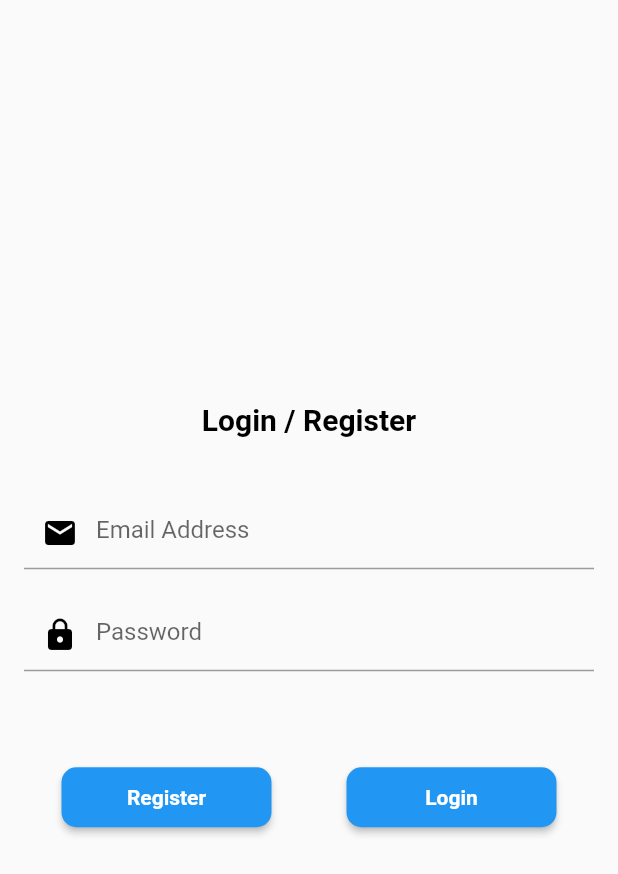
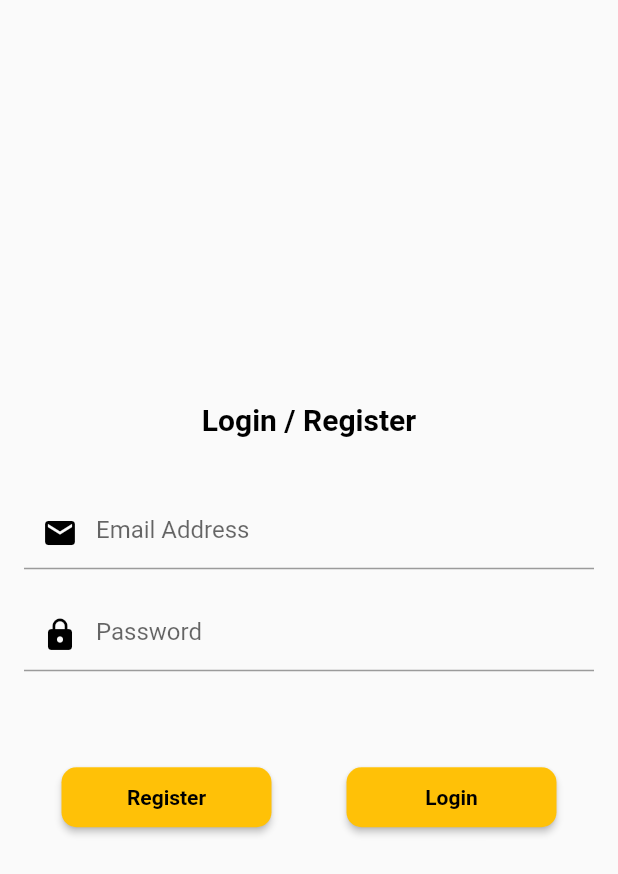
Before and after one commit to rahulkottikasala/flutter-githubapi, a Flutter app: the screen it shows after launch, on a phone screen of 412 x 824 dp. Shown: the top 874 px of the screen. Run offline on Flutter 3.47's test engine with Material 2 defaults, Android fonts, the phone set to English and light mode, and no system bars.

```diff
--- a/lib/modules/login_page.dart
+++ b/lib/modules/login_page.dart
@@ -9,6 +9,10 @@ class LoginPage extends StatefulWidget {
 }
 
 class _LoginPageState extends State<LoginPage> {
+
+
+
+
   @override
   Widget build(BuildContext context) {
     return Scaffold(
@@ -59,7 +63,7 @@ class _LoginPageState extends State<LoginPage> {
             ),
             Row(mainAxisAlignment: MainAxisAlignment.spaceAround, children: [
               RawMaterialButton(
-                fillColor: Colors.blue,
+                fillColor: Colors.amber,
                 constraints: BoxConstraints.tight(const Size(140, 40)),
                 shape: RoundedRectangleBorder(
                     borderRadius: BorderRadius.circular(10)),
@@ -70,11 +74,11 @@ class _LoginPageState extends State<LoginPage> {
                 child: const Text(
                   "Register",
                   style: TextStyle(
-                      color: Colors.white, fontWeight: FontWeight.bold),
+                      color: Colors.black, fontWeight: FontWeight.bold),
                 ),
               ),
               RawMaterialButton(
-                fillColor: Colors.blue,
+                fillColor: Colors.amber,
                 constraints: BoxConstraints.tight(const Size(140, 40)),
                 shape: RoundedRectangleBorder(
                     borderRadius: BorderRadius.circular(10)),
@@ -88,7 +92,7 @@ class _LoginPageState extends State<LoginPage> {
                 child: const Text(
                   "Login",
                   style: TextStyle(
-                      color: Colors.white, fontWeight: FontWeight.bold),
+                      color: Colors.black, fontWeight: FontWeight.bold),
                 ),
               ),
             ])
--- a/pubspec.yaml
+++ b/pubspec.yaml
@@ -35,6 +35,7 @@ dependencies:
   # The following adds the Cupertino Icons font to your application.
   # Use with the CupertinoIcons class for iOS style icons.
   cupertino_icons: ^1.0.2
+  http: ^0.13.4
 
 dev_dependencies:
   flutter_test:
```
Also changed, not shown: lib/main.dart (+0 -16 lines), lib/modules/home_page.dart (+89 -5 lines), pubspec.lock.
